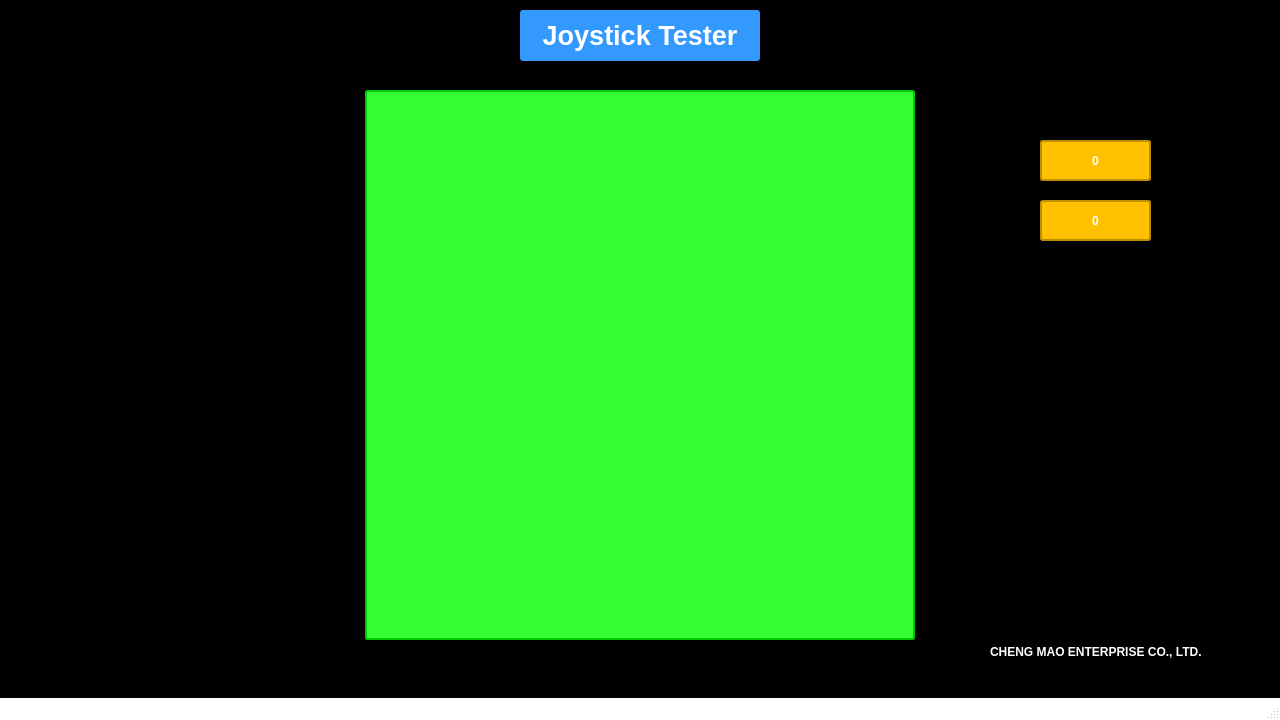
The window that Joystick/mainwindow.ui (iron-kang/Qt) describes before a commit, drawn with Qt 5.
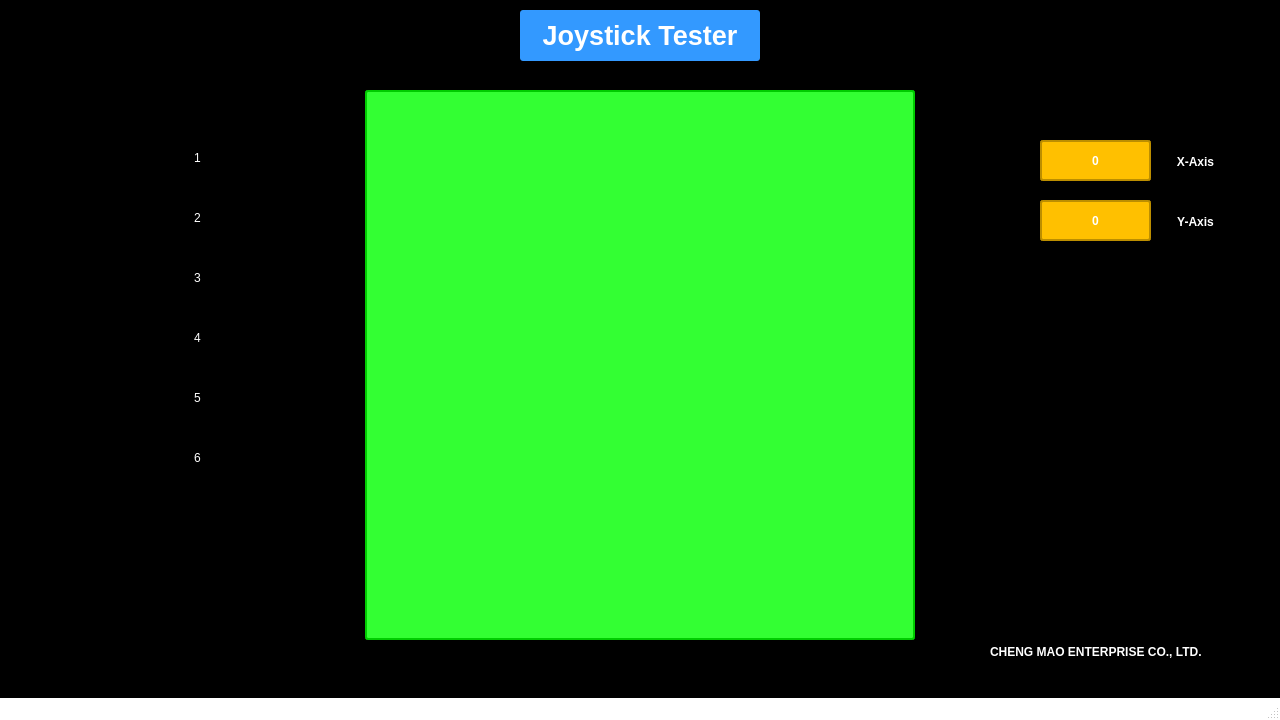
The same window after the commit. Icons and pictures are not drawn.

Commit message: Adjust label color

Patch:
```diff
--- a/Joystick/mainwindow.ui
+++ b/Joystick/mainwindow.ui
@@ -241,6 +241,9 @@
       <bold>true</bold>
      </font>
     </property>
+    <property name="styleSheet">
+     <string notr="true">QLabel{color : white;}</string>
+    </property>
     <property name="text">
      <string>X-Axis</string>
     </property>
@@ -263,6 +266,9 @@
       <bold>true</bold>
      </font>
     </property>
+    <property name="styleSheet">
+     <string notr="true">QLabel{color : white;}</string>
+    </property>
     <property name="text">
      <string>Y-Axis</string>
     </property>
@@ -374,6 +380,9 @@
       <height>35</height>
      </rect>
     </property>
+    <property name="styleSheet">
+     <string notr="true">QLabel{color : white;}</string>
+    </property>
     <property name="text">
      <string>1</string>
     </property>
@@ -390,6 +399,9 @@
       <height>35</height>
      </rect>
     </property>
+    <property name="styleSheet">
+     <string notr="true">QLabel{color : white;}</string>
+    </property>
     <property name="text">
      <string>2</string>
     </property>
@@ -406,6 +418,9 @@
       <height>35</height>
      </rect>
     </property>
+    <property name="styleSheet">
+     <string notr="true">QLabel{color : white;}</string>
+    </property>
     <property name="text">
      <string>3</string>
     </property>
@@ -422,6 +437,9 @@
       <height>35</height>
      </rect>
     </property>
+    <property name="styleSheet">
+     <string notr="true">QLabel{color : white;}</string>
+    </property>
     <property name="text">
      <string>4</string>
     </property>
@@ -438,6 +456,9 @@
       <height>35</height>
      </rect>
     </property>
+    <property name="styleSheet">
+     <string notr="true">QLabel{color : white;}</string>
+    </property>
     <property name="text">
      <string>5</string>
     </property>
@@ -454,6 +475,9 @@
       <height>35</height>
      </rect>
     </property>
+    <property name="styleSheet">
+     <string notr="true">QLabel{color : white;}</string>
+    </property>
     <property name="text">
      <string>6</string>
     </property>
```
